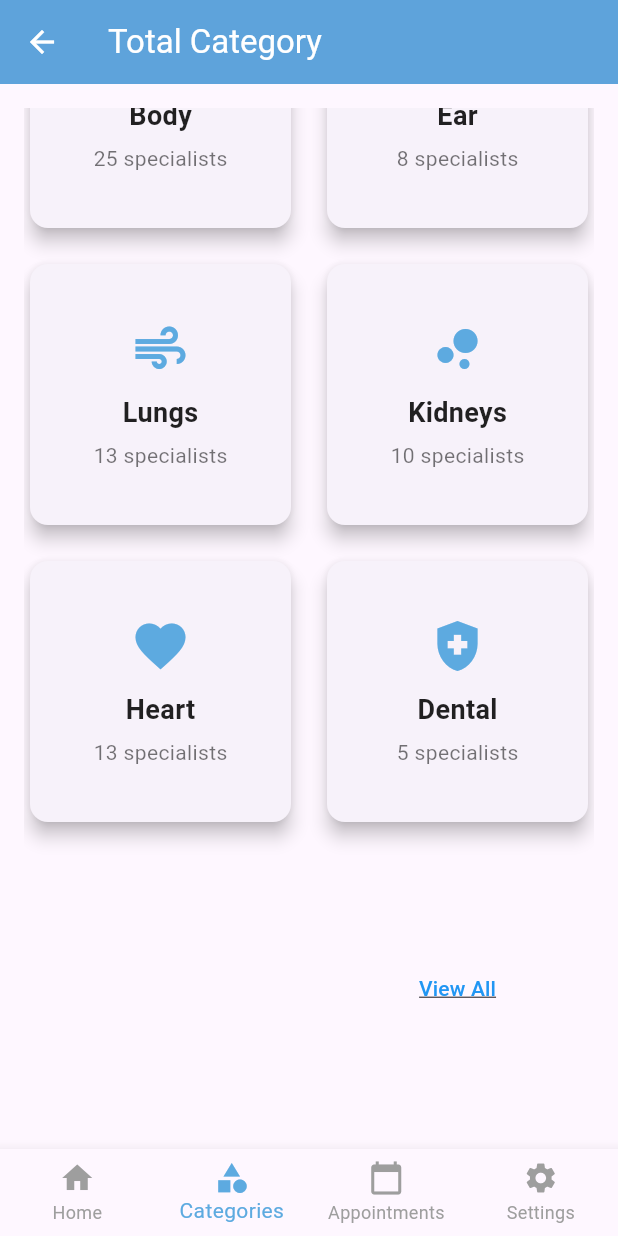
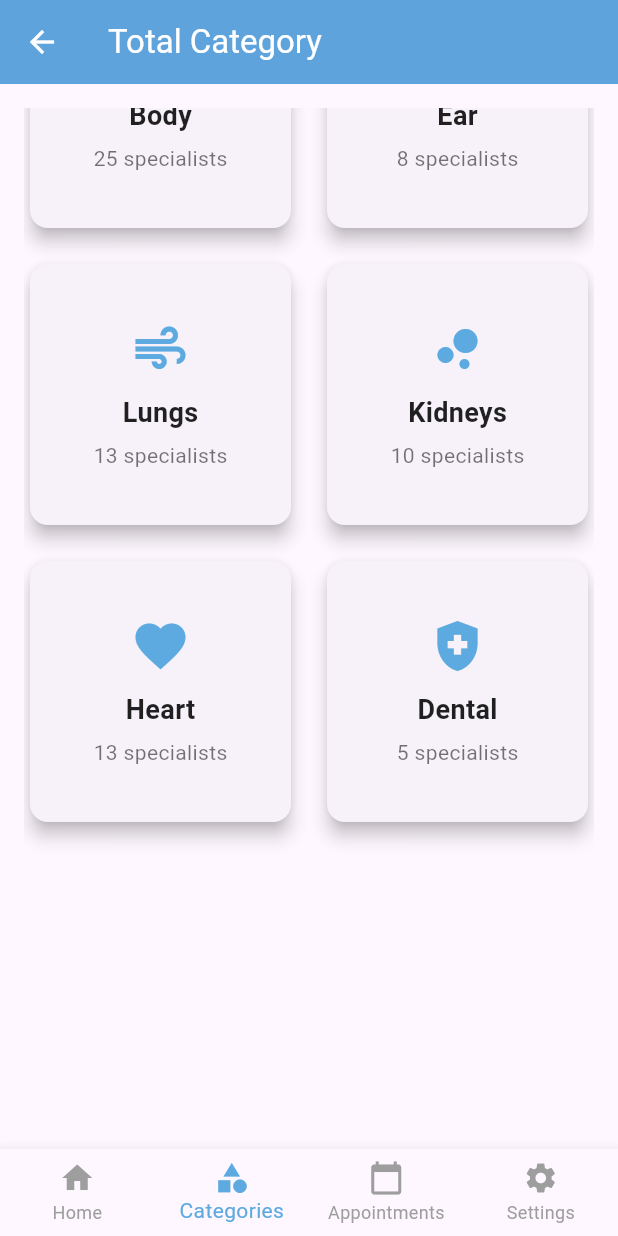
Before and after one commit to charite-uwatwembi/Group38_FlutterProject, a Flutter app: the TotalCategoryPage screen opened directly, scrolled down 98 dp, on a phone screen of 412 x 824 dp. Run offline on Flutter 3.47's test engine with Material 3 defaults, Android fonts, the phone set to English and light mode, and no system bars; our stand-ins replace auto_size_text, cloud_firestore, firebase_auth, firebase_core, get, velocity_x; accounts and stored records are empty; Roboto replaces fonts that are missing (nunito).

Commit message:
updating categories page

```diff
--- a/baho_app/lib/views/categories_view/categories_view.dart
+++ b/baho_app/lib/views/categories_view/categories_view.dart
@@ -15,7 +15,7 @@ class TotalCategoryPage extends StatelessWidget {
           icon: Icon(Icons.arrow_back),
           color: Colors.white,
           onPressed: () {
-            Navigator.pop(context); // Go back  the previous page
+            Navigator.pop(context);
           },
         ),
       ),
@@ -57,16 +57,6 @@ class TotalCategoryPage extends StatelessWidget {
               specialists: 5,
             ),
             SizedBox(height: 10),
-            TextButton(
-              onPressed: () {},
-              child: Text(
-                'View All',
-                style: TextStyle(
-                  color: Colors.blue,
-                  decoration: TextDecoration.underline,
-                ),
-              ),
-            ),
           ],
         ),
       ),
```
